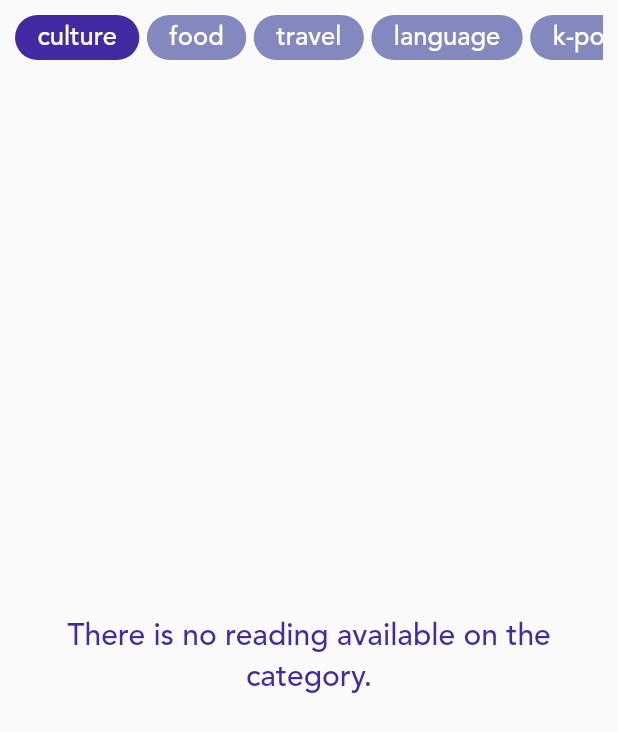
After one commit to kammaii/podo, a Flutter app: the ReadingMain screen opened directly, on a phone screen of 412 x 824 dp. The commit adds this screen. Shown: the top 732 px of the screen. Run offline on Flutter 3.47's test engine with Material 2 defaults, Android fonts, the phone set to English and light mode, and no system bars; our stand-ins replace animated_text_kit, card_swiper, cloud_firestore, confetti, firebase_auth, firebase_core and 12 more; missing offline and left inert: scratcher; accounts and stored records are empty.

Commit message:
feat: Reading main

```diff
--- a/lib/screens/flashcard/flashcard_review.dart
+++ b/lib/screens/flashcard/flashcard_review.dart
@@ -1,7 +1,4 @@
-import 'dart:convert';
-import 'dart:math';
 import 'package:flutter/material.dart';
-import 'package:font_awesome_flutter/font_awesome_flutter.dart';
 import 'package:get/get.dart';
 import 'package:percent_indicator/linear_percent_indicator.dart';
 import 'package:podo/common/my_widget.dart';
--- a/lib/screens/lesson/lesson.dart
+++ b/lib/screens/lesson/lesson.dart
@@ -3,14 +3,12 @@ class Lesson {
   late String id;
   late String type;
   late Map<String,dynamic> title;
-  late bool isFree;
   late bool isReleased;
   String? tag;
 
   static const String ID = 'id';
   static const String TYPE = 'type';
   static const String TITLE = 'title';
-  static const String ISFREE = 'isFree';
   static const String ISRELEASED = 'isReleased';
   static const String TAG = 'tag';
 
@@ -18,7 +16,6 @@ class Lesson {
     id = json[ID];
     type = json[TYPE];
     title = json[TITLE];
-    isFree = json[ISFREE];
     isReleased = json[ISRELEASED];
     tag = json[TAG] ?? null;
   }
--- /dev/null
+++ b/lib/screens/reading/reading.dart
@@ -0,0 +1,40 @@
+class Reading {
+
+  late String id;
+  late int orderId;
+  late Map<String,dynamic> title;
+  late int level;
+  late String category;
+  late String tag;
+  late String image;
+  late Map<String, dynamic> content;
+  late Map<String, dynamic> words;
+  late Map<String, dynamic> quizzes;
+  late bool isReleased;
+
+  static const String ID = 'id';
+  static const String ORDERID = 'orderId';
+  static const String TITLE = 'title';
+  static const String LEVEL = 'level';
+  static const String CATEGORY = 'category';
+  static const String TAG = 'tag';
+  static const String IMAGE = 'image';
+  static const String CONTENT = 'content';
+  static const String WORDS = 'words';
+  static const String QUIZZES = 'quizzes';
+  static const String ISRELEASED = 'isReleased';
+
+  Reading.fromJson(Map<String, dynamic> json) {
+    id = json[ID];
+    orderId = json[ORDERID];
+    title = json[TITLE];
+    level = json[LEVEL];
+    category = json[CATEGORY];
+    tag = json[TAG] ?? '';
+    image = json[IMAGE];
+    content = json[CONTENT];
+    words = json[WORDS];
+    quizzes = json[QUIZZES];
+    isReleased = json[ISRELEASED];
+  }
+}
--- /dev/null
+++ b/lib/screens/reading/reading_main.dart
@@ -0,0 +1,187 @@
+import 'package:flutter/material.dart';
+import 'package:get/get.dart';
+import 'package:podo/common/database.dart';
+import 'package:podo/common/my_widget.dart';
+import 'package:podo/screens/lesson/lesson_course.dart';
+import 'package:podo/screens/reading/reading.dart';
+import 'package:podo/values/my_colors.dart';
+import 'package:podo/values/my_strings.dart';
+import 'package:shared_preferences/shared_preferences.dart';
+
+class ReadingMain extends StatefulWidget {
+  ReadingMain({Key? key}) : super(key: key);
+
+  @override
+  State<ReadingMain> createState() => _ReadingMainState();
+}
+
+class _ReadingMainState extends State<ReadingMain> {
+  final rockets = ['rocket1', 'rocket2', 'rocket3'];
+  final categories = ['culture', 'food', 'travel', 'language', 'k-pop', 'k-drama', 'story book'];
+  final cardBorderRadius = 8.0;
+  int selectedCategory = 0;
+  final KO = 'ko';
+  final READINGS = 'Readings';
+  final CATEGORY = 'category';
+  final ORDER_ID = 'orderId';
+  String fo = 'en'; //todo: UserInfo 의 language 로 설정하기
+  late List<Reading> readings;
+  String setLanguage = 'en'; //todo: 기기 설정에 따라 바뀌게 하기
+
+  Widget getListItem({required Reading reading}) {
+    return Stack(
+      children: [
+        Card(
+          shape: RoundedRectangleBorder(
+            borderRadius: BorderRadius.circular(cardBorderRadius),
+          ),
+          color: Colors.white,
+          child: InkWell(
+            onTap: () {
+              //Get.to(LessonFrame(), arguments: lesson.id);
+            },
+            child: Padding(
+              padding: const EdgeInsets.all(10),
+              child: Row(
+                children: [
+                  SizedBox(
+                    width: 80,
+                    height: 80,
+                    child: Image.asset('assets/images/course_hangul.png'),
+                  ),
+                  const SizedBox(width: 20),
+                  Column(
+                    crossAxisAlignment: CrossAxisAlignment.start,
+                    children: [
+                      Row(
+                        crossAxisAlignment: CrossAxisAlignment.center,
+                        children: [
+                          MyWidget().getTextWidget(text: reading.orderId.toString(), color: MyColors.grey),
+                          const SizedBox(width: 10),
+                          Transform.scale(
+                            alignment: Alignment.bottomLeft,
+                            scale: 0.8,
+                            child: Image.asset('assets/images/${rockets[reading.level]}.png'),
+                          ),
+                          const Icon(
+                            Icons.check_circle,
+                            color: MyColors.green,
+                          ),
+                        ],
+                      ),
+                      const SizedBox(height: 10),
+                      MyWidget().getTextWidget(
+                        text: reading.title[KO] ?? '',
+                        size: 20,
+                        color: MyColors.navy,
+                      ),
+                      const SizedBox(height: 10),
+                      MyWidget().getTextWidget(
+                        text: reading.title[fo] ?? '',
+                        color: MyColors.grey,
+                      ),
+                    ],
+                  ),
+                ],
+              ),
+            ),
+          ),
+        ),
+        reading.tag.isNotEmpty
+            ? Positioned(
+                top: 5,
+                right: 15,
+                child: Container(
+                    decoration: BoxDecoration(
+                      color: MyColors.pink,
+                      borderRadius: BorderRadius.only(
+                        topRight: Radius.circular(cardBorderRadius),
+                        bottomLeft: Radius.circular(cardBorderRadius),
+                      ),
+                    ),
+                    padding: const EdgeInsets.symmetric(horizontal: 10, vertical: 3),
+                    child: Text(reading.tag, style: const TextStyle(color: MyColors.red))),
+              )
+            : const SizedBox.shrink(),
+      ],
+    );
+  }
+
+  @override
+  Widget build(BuildContext context) {
+    return SafeArea(
+      child: Scaffold(
+        body: Padding(
+          padding: const EdgeInsets.all(10),
+          child: Column(
+            children: [
+              SizedBox(
+                height: 30,
+                child: ListView.builder(
+                  scrollDirection: Axis.horizontal,
+                  itemCount: categories.length,
+                  itemBuilder: (BuildContext context, int index) {
+                    return Padding(
+                      padding: const EdgeInsets.only(right: 5),
+                      child: GestureDetector(
+                        onTap: () {
+                          setState(() {
+                            selectedCategory = index;
+                          });
+                        },
+                        child: Container(
+                          decoration: BoxDecoration(
+                            color: selectedCategory == index ? MyColors.purple : MyColors.navy,
+                            borderRadius: const BorderRadius.all(Radius.circular(20)),
+                          ),
+                          padding: const EdgeInsets.symmetric(horizontal: 15, vertical: 3),
+                          child: MyWidget().getTextWidget(text: categories[index], color: Colors.white, size: 17),
+                        ),
+                      ),
+                    );
+                  },
+                ),
+              ),
+              const SizedBox(height: 20),
+              Expanded(
+                child: FutureBuilder(
+                  future: Database().getDocs(
+                      collection: READINGS,
+                      field: CATEGORY,
+                      equalTo: categories[selectedCategory],
+                      orderBy: ORDER_ID,
+                      descending: false),
+                  builder: (BuildContext context, AsyncSnapshot snapshot) {
+                    if (snapshot.hasData && snapshot.connectionState != ConnectionState.waiting) {
+                      readings = [];
+                      for (dynamic snapshot in snapshot.data) {
+                        readings.add(Reading.fromJson(snapshot));
+                      }
+                      if (readings.isEmpty) {
+                        return Center(
+                            child: MyWidget()
+                                .getTextWidget(text: MyStrings.noReading, color: MyColors.purple, size: 20, isTextAlignCenter: true));
+                      } else {
+                        return ListView.builder(
+                          itemCount: readings.length,
+                          itemBuilder: (BuildContext context, int index) {
+                            Reading reading = readings[index];
+                            return getListItem(reading: reading);
+                          },
+                        );
+                      }
+                    } else if (snapshot.hasError) {
+                      return Text('에러: ${snapshot.error}');
+                    } else {
+                      return const Center(child: CircularProgressIndicator());
+                    }
+                  },
+                ),
+              ),
+            ],
+          ),
+        ),
+      ),
+    );
+  }
+}
--- a/lib/values/my_strings.dart
+++ b/lib/values/my_strings.dart
@@ -30,7 +30,7 @@ class MyStrings {
   static const String today = 'Today';
   static const String flashCardReviewCompleted= 'Congratulations! You have completed your flashcard reviews for today.';
   static const String reviewAgainTomorrow = 'I\'ll review again tomorrow';
-
+  static const String noReading = 'There is no reading available on the category.';
 
 
 
```
Also changed, not shown: lib/screens/lesson/lesson_main.dart (+3 -5 lines), lib/screens/main_frame.dart (+4 -4 lines), assets/images/rocket1.png (added), assets/images/rocket2.png (added), assets/images/rocket3.png (added), 2 other files.
